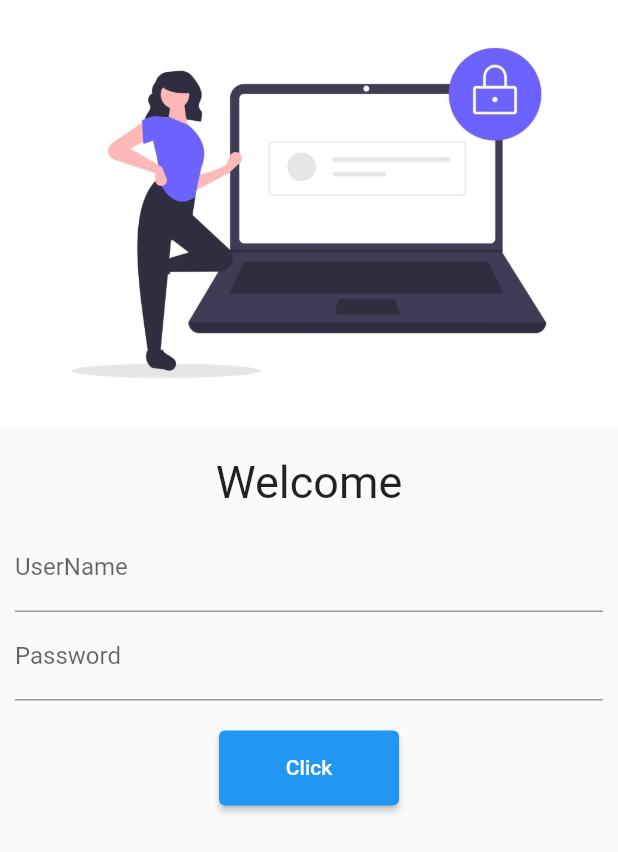
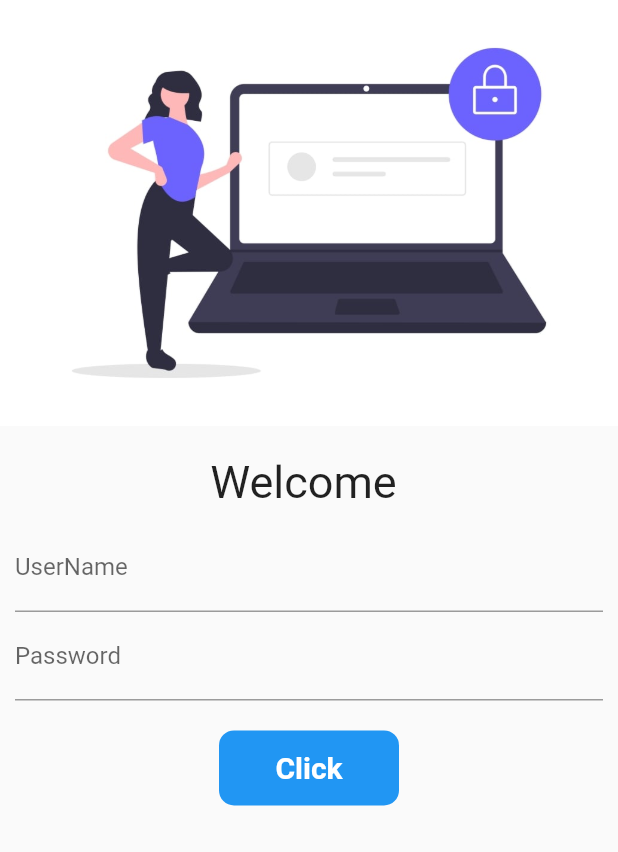
Before and after one commit to gtmraj7777/flutter_practice, a Flutter app: the screen it shows after launch, on a phone screen of 412 x 824 dp. Shown: the top 852 px of the screen. Run offline on Flutter 3.47's test engine with Material 2 defaults, Android fonts, the phone set to English and light mode, and no system bars; our stand-ins replace google_fonts; Roboto replaces fonts that are missing (Lateef).

Commit message:
day6 complete

```diff
--- a/lib/pages/login_page.dart
+++ b/lib/pages/login_page.dart
@@ -2,8 +2,16 @@ import 'package:first_app11/utils/routes.dart';
 import 'package:flutter/material.dart';
 import 'package:google_fonts/google_fonts.dart';
 
-class LoginPage extends StatelessWidget {
+class LoginPage extends StatefulWidget {
   const LoginPage({Key? key}) : super(key: key);
+
+  @override
+  State<LoginPage> createState() => _LoginPageState();
+}
+
+class _LoginPageState extends State<LoginPage> {
+  String name = '';
+  bool changeButton = false;
 
   @override
   Widget build(BuildContext context) {
@@ -15,7 +23,7 @@ class LoginPage extends StatelessWidget {
             SizedBox(
               height: 20,
             ),
-            Text("Welcome",style: TextStyle(fontSize: 30.0,fontFamily: GoogleFonts.lateef().fontFamily),),
+            Text("Welcome $name",style: TextStyle(fontSize: 30.0,fontFamily: GoogleFonts.lateef().fontFamily),),
 
             Padding(padding: EdgeInsets.all(10.0),
               child: Column(
@@ -24,7 +32,10 @@ class LoginPage extends StatelessWidget {
                   TextFormField(decoration: InputDecoration(
                     hintText: "UserName",
                     labelText: "UserName",
-                  ),),
+                  ),onChanged: (value) {
+                    name = value;
+                  setState(() {});
+                  },),
                   TextFormField(
                     obscureText: true,
                     decoration: InputDecoration(
@@ -34,10 +45,30 @@ class LoginPage extends StatelessWidget {
                   SizedBox(
                     height: 20,
                   ),
-                  ElevatedButton(onPressed: () {
-                    Navigator.pushNamed(context, MyRoutes.homeRoute);
 
-                  }, child: Text("Click"),style: TextButton.styleFrom(minimumSize: Size(120, 50)),)
+                  InkWell(
+                    onTap: () async{
+                      setState(() {
+                        changeButton = true;
+                      });
+                      await Future.delayed(Duration(seconds: 1));
+                      Navigator.pushNamed(context, MyRoutes.homeRoute);
+                    },
+                    child: AnimatedContainer(
+                      height: 50,
+                      width: changeButton? 60: 120,
+                      alignment: Alignment.center,
+                      //color: Colors.deepPurpleAccent,
+                      child: changeButton?Icon(Icons.done,color: Colors.white,):Text("Click",style: TextStyle(color: Colors.white,fontWeight: FontWeight.bold,fontSize: 20),),
+                      decoration: BoxDecoration(color: Colors.blue,
+
+                          borderRadius: BorderRadius.circular(changeButton ? 20 :10)), duration: Duration(seconds: 1),
+                    ),
+                  ),
+                  // ElevatedButton(onPressed: () {
+                  //   Navigator.pushNamed(context, MyRoutes.homeRoute);
+                  //
+                  // }, child: Text("Click"),style: TextButton.styleFrom(minimumSize: Size(120, 50)),),
 
                 ],
               ),
```
